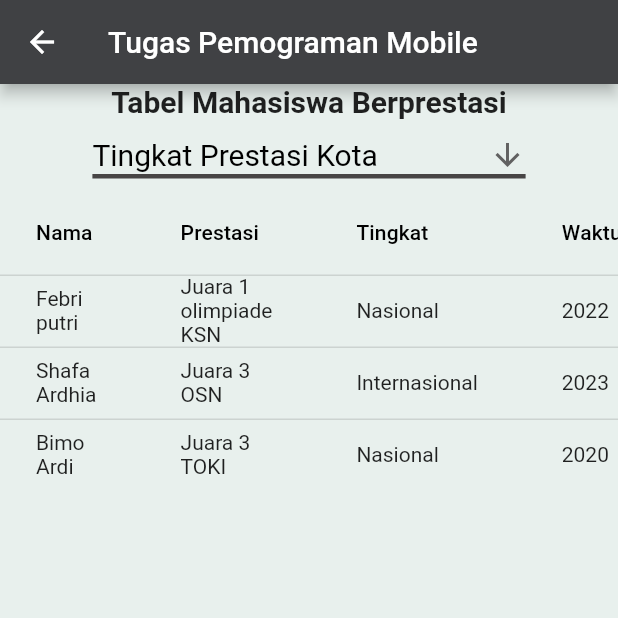
After one commit to AkanTahu/simapres, a Flutter app: the DaftarPrestasi screen opened directly, on a phone screen of 412 x 824 dp, the top half of it. The commit adds this screen. Run offline on Flutter 3.47's test engine with Material 2 defaults, Android fonts, the phone set to English and light mode, and no system bars; our stand-ins replace image_picker; missing offline and left inert: pretty_animated_buttons; Roboto replaces fonts that are missing (proximanova); project files that could hold a hidden picture were left out.

Commit message:
tambah fitur daftar prestasi

```diff
--- /dev/null
+++ b/lib/daftarprestasi.dart
@@ -0,0 +1,103 @@
+import 'package:flutter/material.dart';
+
+
+const List<String> list = <String>[
+  'Tingkat Prestasi Kota',
+  'Tingkat Prestasi Provinsi',
+  'Tingkat Prestasi Nasional',
+  'Tingkat Prestasi Internasional',
+  'Terbaru'
+];
+
+class DaftarPrestasi extends StatefulWidget {
+  _DaftarPrestasiState createState() => _DaftarPrestasiState();
+}
+
+class _DaftarPrestasiState extends State<DaftarPrestasi> {
+
+  Widget build(BuildContext context) {
+    return Scaffold(
+      backgroundColor: Color.fromARGB(255, 232, 240, 237),
+      appBar: AppBar(
+        backgroundColor: Color.fromARGB(255, 64, 65, 68),
+        title: Text('Tugas Pemograman Mobile'),
+      ),
+      body: Column(
+        children: [
+          Center(
+            child: Text('Tabel Mahasiswa Berprestasi',
+                style:
+                    TextStyle(fontSize: 20, fontWeight: FontWeight.bold)),
+          ),
+         DropdownButtonExample(),
+          DataTable(
+            columns: [
+              DataColumn(label: Text('Nama')),
+              DataColumn(label: Text('Prestasi')),
+              DataColumn(label: Text('Tingkat')),
+              DataColumn(label: Text('Waktu')),
+            ],
+            rows: [
+              DataRow(cells: [
+                DataCell(Text('Febri putri')),
+                DataCell(Text('Juara 1 olimpiade KSN')),
+                DataCell(Text('Nasional')),
+                DataCell(Text('2022')),
+              ]),
+              DataRow(cells: [
+                DataCell(Text('Shafa Ardhia')),
+                DataCell(Text('Juara 3 OSN')),
+                DataCell(Text('Internasional')),
+                DataCell(Text('2023')),
+              ]),
+              DataRow(cells: [
+                DataCell(Text('Bimo Ardi')),
+                DataCell(Text('Juara 3 TOKI')),
+                DataCell(Text('Nasional')),
+                DataCell(Text('2020')),
+              ]),
+            ],
+          ),
+        ],
+      ),
+    );
+  }
+}
+
+class DropdownButtonExample extends StatefulWidget {
+  const DropdownButtonExample({super.key});
+
+  @override
+  State<DropdownButtonExample> createState() => _DropdownButtonExampleState();
+}
+
+class _DropdownButtonExampleState extends State<DropdownButtonExample> {
+  String dropdownValue = list.first;
+
+  @override
+  Widget build(BuildContext context) {
+    return DropdownButton<String>(
+      value: dropdownValue,
+      icon: const Icon(Icons.arrow_downward),
+      elevation: 20,
+      style: const TextStyle(color: Color.fromARGB(255, 0, 0, 0)),
+      underline: Container(
+        height: 3,
+        color: Color.fromARGB(255, 71, 69, 69),
+      ),
+      onChanged: (String? value) {
+        // This is called when the user selects an item.
+        setState(() {
+          dropdownValue = value!;
+        });
+      },
+      items: list.map<DropdownMenuItem<String>>((String value) {
+        return DropdownMenuItem<String>(
+          value: value,
+          child: Text(value,
+                    style: TextStyle(fontSize: 20),),
+        );
+      }).toList(),
+    );
+  }
+}
--- a/lib/menu.dart
+++ b/lib/menu.dart
@@ -1,5 +1,6 @@
 import 'package:flutter/material.dart';
 import 'main.dart';
+import 'daftarprestasi.dart';
 import 'package:pretty_animated_buttons/pretty_animated_buttons.dart';
 
 class Menu extends StatelessWidget {
@@ -39,12 +40,17 @@ class Menu extends StatelessWidget {
                 padding: const EdgeInsets.all(8.0),
                 child: PrettyWaveButton(
                       child: const Text(
-                        'Daftar Prestasi Fari',
+                        'Daftar Prestasi',
                         style: TextStyle(
                           color: Colors.white,
                         ),
                       ),
-                      onPressed: () {},
+                      onPressed: () {
+                        Navigator.push(
+                      context,
+                      MaterialPageRoute(builder: (context) => DaftarPrestasi()),
+                    );
+                      },
                     ),
               ),
               Padding(
```
